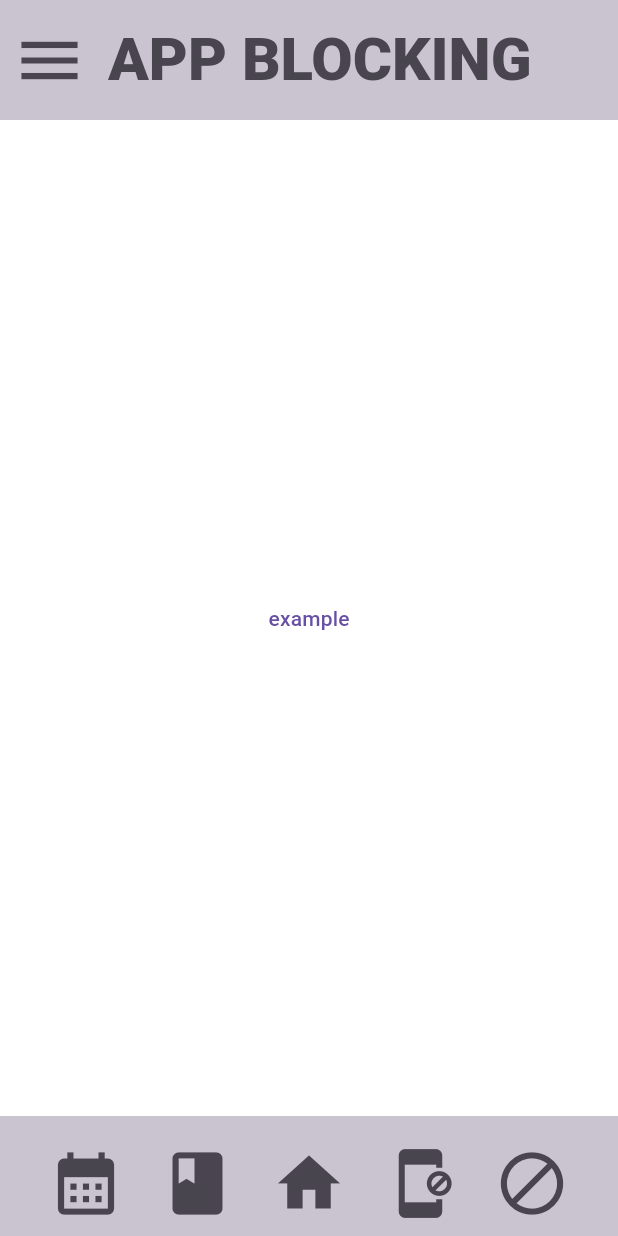
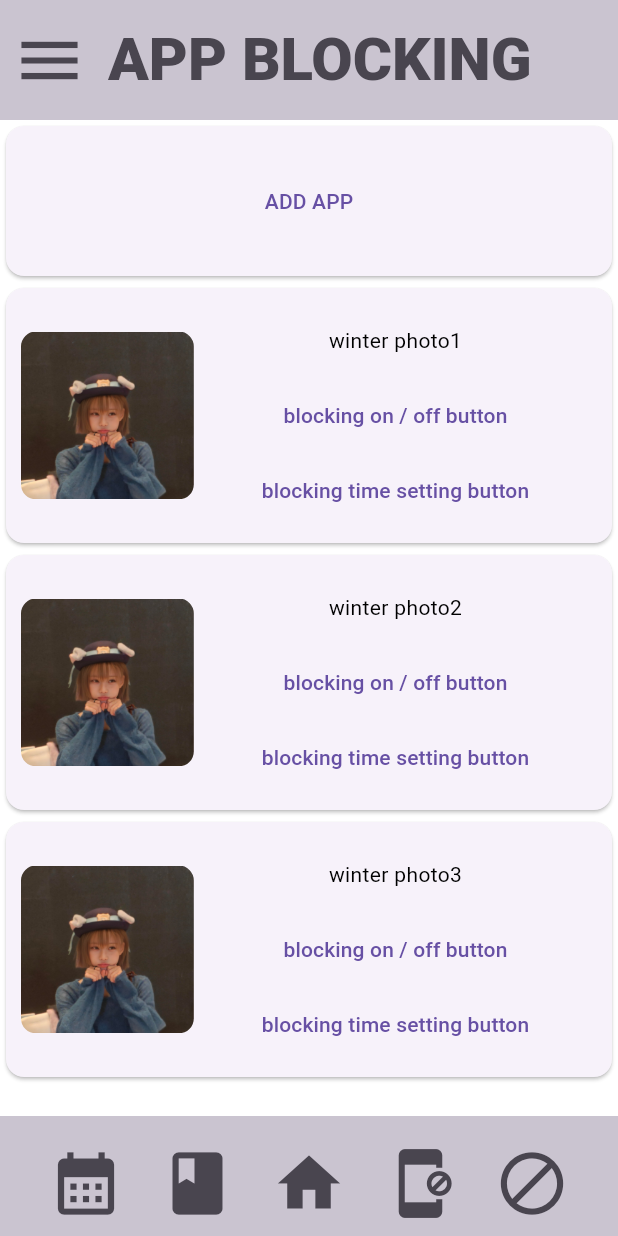
Before and after one commit to KimByungHo0208/Discipline, a Flutter app: the AppBlocking screen opened directly, on a phone screen of 412 x 824 dp. Run offline on Flutter 3.47's test engine with Material 3 defaults, Android fonts, the phone set to English and light mode, and no system bars; our stand-ins replace shared_preferences, table_calendar; missing offline and left inert: installed_apps; accounts and stored records are empty.

Commit message:
1. Made the app list card after registering the App 2. Made visible screen after registering the app list card

```diff
--- a/lib/app_blocking.dart
+++ b/lib/app_blocking.dart
@@ -13,9 +13,13 @@ class AppBlocking extends StatelessWidget {
       appBar: MyAppBar(
         title: 'APP BLOCKING',
       ),
-      body: Container(
-          alignment: Alignment.center,
-          child: TextButton(onPressed: (){}, child: Text('example')),
+      body: ListView(
+        children: [
+          AddAppList(),
+          AppListDesign(appName: 'winter photo1'),
+          AppListDesign(appName: 'winter photo2'),
+          AppListDesign(appName: 'winter photo3'),
+        ],
       ),
 
       bottomNavigationBar: MyBottomAppBar(),
--- a/lib/calendar.dart
+++ b/lib/calendar.dart
@@ -136,7 +136,7 @@ class _CalendarState extends State<Calendar> {
           TableCalendar<Event>(
             locale: 'ko_KR',
             firstDay: DateTime.utc(2025, 1, 1),
-            lastDay: DateTime.utc(2030, 12, 31),
+            lastDay: DateTime.utc(2050, 12, 31),
             focusedDay: _focusedDay,
             eventLoader: _getEventsForDay,
             selectedDayPredicate: (day){
--- a/lib/designs.dart
+++ b/lib/designs.dart
@@ -5,6 +5,7 @@ import 'package:discipline/book.dart';
 import 'package:discipline/main.dart';
 import 'package:discipline/app_blocking.dart';
 import 'package:provider/provider.dart';
+import 'package:discipline/installedApps.dart';
 
 const Color mainColor = Colors.black54;
 const double myAppBarHeight = 80.0;
@@ -106,6 +107,7 @@ class SideBar extends StatelessWidget {
     // Color objectDarkMode = darkMode.isDark ? Color.fromRGBO(202, 196, 208, 1) : Color.fromRGBO(73, 69, 79, 1);
     // Color backgroundDarkMode = darkMode.isDark ? Color.fromRGBO(73, 69, 79, 1) : Color.fromRGBO(202, 196, 208, 1);
 
+    //drawer == side bar
     return Drawer(
       child: ListView(
         //important: removed all padding on ListView
@@ -143,3 +145,82 @@ class SideBar extends StatelessWidget {
       );
   }
 }
+
+//app list tile design
+class AppListDesign extends StatelessWidget {
+  final String appName;
+
+  const AppListDesign({
+    super.key,
+    required this.appName,
+  });
+
+
+  @override
+  Widget build(BuildContext context) {
+    return Card(
+      child: Container(
+        height: 150,
+        width: 150,
+        margin: EdgeInsets.all(10),
+        child: Row(
+          children: [
+            Expanded(
+              flex: 3,
+              child: ClipRRect(
+                borderRadius: BorderRadius.circular(10),
+                child: Image.asset(
+                  'assets/winter.jpg',
+                  fit: BoxFit.fill,
+                ),
+              ),
+            ),
+            Expanded(
+              flex: 7,
+              child: SizedBox(
+                child: Column(
+                  mainAxisAlignment: MainAxisAlignment.center,
+                  crossAxisAlignment: CrossAxisAlignment.center,
+                  children: [
+                    Expanded(
+                      flex: 3,
+                      child: Center(child: Text(appName)),
+                    ),
+                    Expanded(
+                      flex: 3,
+                      child: TextButton(onPressed: (){}, child: Text('blocking on / off button')),
+                    ),
+                    Expanded(
+                      flex: 3,
+                      child: TextButton(onPressed: (){}, child: Text('blocking time setting button')),
+                    ),
+                  ],
+                ),
+              ),
+            ),
+          ],
+        ),
+      ),
+    );
+  }
+}
+
+// add app list tile design
+class AddAppList extends StatelessWidget {
+  const AddAppList({super.key});
+
+  @override
+  Widget build(BuildContext context) {
+    return Card(
+      child: SizedBox(
+        height: 100,
+        child: Expanded(
+          child: TextButton(
+            onPressed: (){},
+            child: Text('ADD APP'),
+          ),
+        ),
+      ),
+    );
+  }
+}
```
